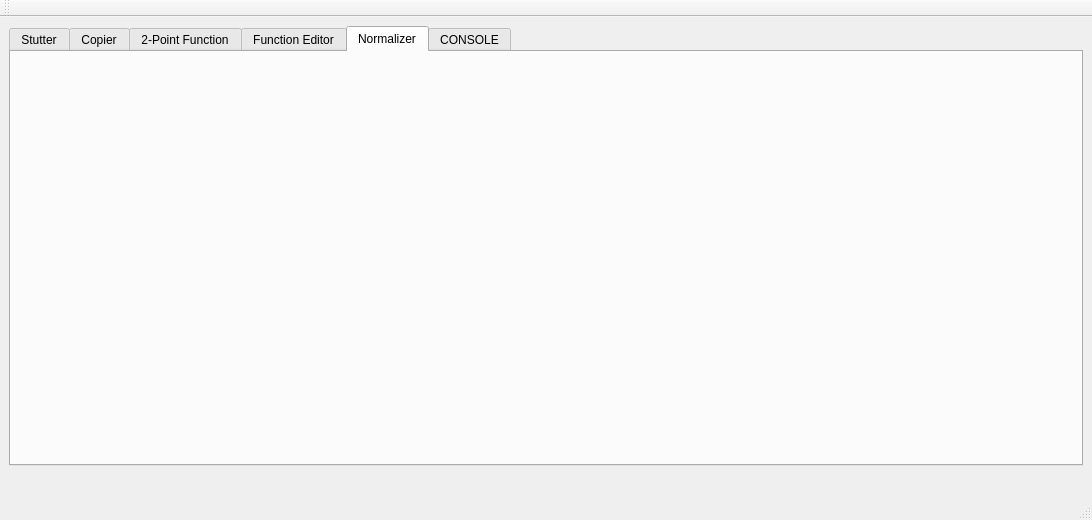
This is amber.ui in Eve-ning/reamber as Qt 5 draws it before an edit. The edited form follows.
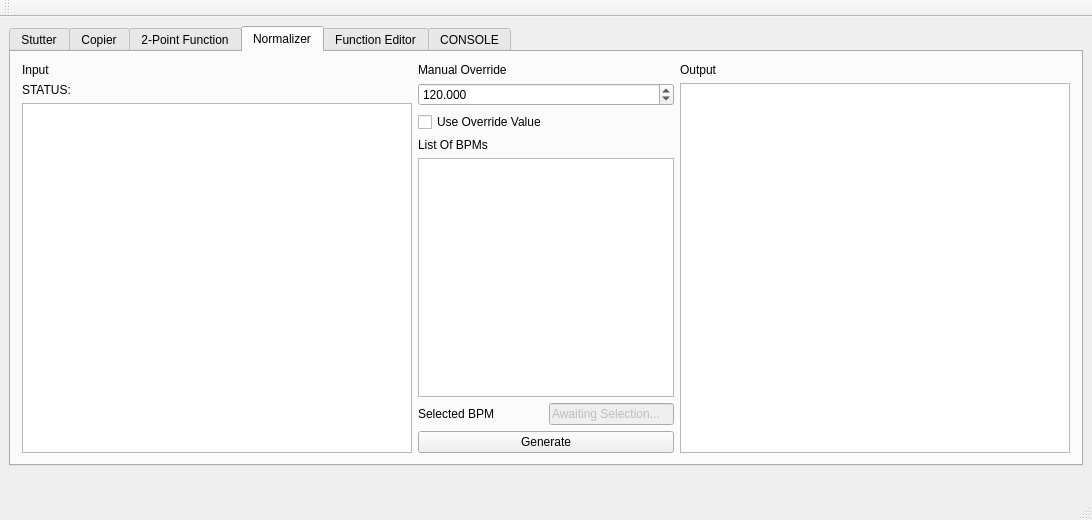
This is the edited form. The open tabs and pages were chosen to show the change. Custom widgets are drawn as their Qt base class.

```diff
--- a/amber.ui
+++ b/amber.ui
@@ -30,7 +30,7 @@
      <enum>QTabWidget::Rounded</enum>
     </property>
     <property name="currentIndex">
-     <number>1</number>
+     <number>3</number>
     </property>
     <property name="usesScrollButtons">
      <bool>true</bool>
@@ -643,6 +643,138 @@
       </item>
      </layout>
     </widget>
+    <widget class="QWidget" name="tabNormalizer">
+     <attribute name="title">
+      <string>Normalizer</string>
+     </attribute>
+     <layout class="QGridLayout" name="gridLayout_6">
+      <item row="0" column="0">
+       <layout class="QGridLayout" name="normalizer_inputGroup">
+        <item row="0" column="0">
+         <widget class="QLabel" name="normalizer_inputLabel">
+          <property name="text">
+           <string>Input</string>
+          </property>
+         </widget>
+        </item>
+        <item row="1" column="0">
+         <widget class="QLabel" name="normalizer_inputStatusLabel">
+          <property name="text">
+           <string>STATUS:</string>
+          </property>
+         </widget>
+        </item>
+        <item row="2" column="0">
+         <widget class="QPlainTextEdit" name="normalizer_inputBox"/>
+        </item>
+       </layout>
+      </item>
+      <item row="0" column="1">
+       <layout class="QGridLayout" name="normalizer_BPMListGroup">
+        <item row="5" column="0">
+         <widget class="QLabel" name="normalizer_selectedBPMLabel">
+          <property name="sizePolicy">
+           <sizepolicy hsizetype="Minimum" vsizetype="Minimum">
+            <horstretch>0</horstretch>
+            <verstretch>0</verstretch>
+           </sizepolicy>
+          </property>
+          <property name="text">
+           <string>Selected BPM</string>
+          </property>
+         </widget>
+        </item>
+        <item row="5" column="1">
+         <widget class="QLineEdit" name="normalizer_selectedBPMLine">
+          <property name="enabled">
+           <bool>false</bool>
+          </property>
+          <property name="sizePolicy">
+           <sizepolicy hsizetype="Minimum" vsizetype="Fixed">
+            <horstretch>0</horstretch>
+            <verstretch>0</verstretch>
+           </sizepolicy>
+          </property>
+          <property name="text">
+           <string>Awaiting Selection...</string>
+          </property>
+         </widget>
+        </item>
+        <item row="4" column="0" colspan="2">
+         <widget class="QListWidget" name="normalizer_BPMListWidget">
+          <property name="sizePolicy">
+           <sizepolicy hsizetype="Minimum" vsizetype="Expanding">
+            <horstretch>0</horstretch>
+            <verstretch>0</verstretch>
+           </sizepolicy>
+          </property>
+          <property name="alternatingRowColors">
+           <bool>true</bool>
+          </property>
+         </widget>
+        </item>
+        <item row="3" column="0" colspan="2">
+         <widget class="QLabel" name="normalizer_BPMListLabel">
+          <property name="text">
+           <string>List Of BPMs</string>
+          </property>
+         </widget>
+        </item>
+        <item row="2" column="0" colspan="2">
+         <widget class="QCheckBox" name="normalizer_overrideCheck">
+          <property name="text">
+           <string>Use Override Value</string>
+          </property>
+         </widget>
+        </item>
+        <item row="1" column="0" colspan="2">
+         <widget class="QDoubleSpinBox" name="normalizer_overrideDoubleSpinBox">
+          <property name="decimals">
+           <number>3</number>
+          </property>
+          <property name="minimum">
+           <double>1.000000000000000</double>
+          </property>
+          <property name="maximum">
+           <double>100000.000000000000000</double>
+          </property>
+          <property name="value">
+           <double>120.000000000000000</double>
+          </property>
+         </widget>
+        </item>
+        <item row="0" column="0" colspan="2">
+         <widget class="QLabel" name="normalizer_overrideLabel">
+          <property name="text">
+           <string>Manual Override</string>
+          </property>
+         </widget>
+        </item>
+        <item row="7" column="0" colspan="2">
+         <widget class="QPushButton" name="normalizer_generateButton">
+          <property name="text">
+           <string>Generate</string>
+          </property>
+         </widget>
+        </item>
+       </layout>
+      </item>
+      <item row="0" column="2">
+       <layout class="QGridLayout" name="normalizer_outputGroup">
+        <item row="0" column="0">
+         <widget class="QLabel" name="normalizer_outputLabel">
+          <property name="text">
+           <string>Output</string>
+          </property>
+         </widget>
+        </item>
+        <item row="1" column="0">
+         <widget class="QTextBrowser" name="normalizer_outputBox"/>
+        </item>
+       </layout>
+      </item>
+     </layout>
+    </widget>
     <widget class="QWidget" name="tabFE">
      <attribute name="title">
       <string>Function Editor</string>
@@ -657,7 +789,7 @@
        </rect>
       </property>
       <property name="currentIndex">
-       <number>1</number>
+       <number>2</number>
       </property>
       <widget class="QWidget" name="FE_function1">
        <attribute name="title">
@@ -1120,11 +1252,6 @@
       </property>
      </widget>
     </widget>
-    <widget class="QWidget" name="tabNormalizer">
-     <attribute name="title">
-      <string>Normalizer</string>
-     </attribute>
-    </widget>
     <widget class="QWidget" name="tabConsole">
      <attribute name="title">
       <string>CONSOLE</string>
```
